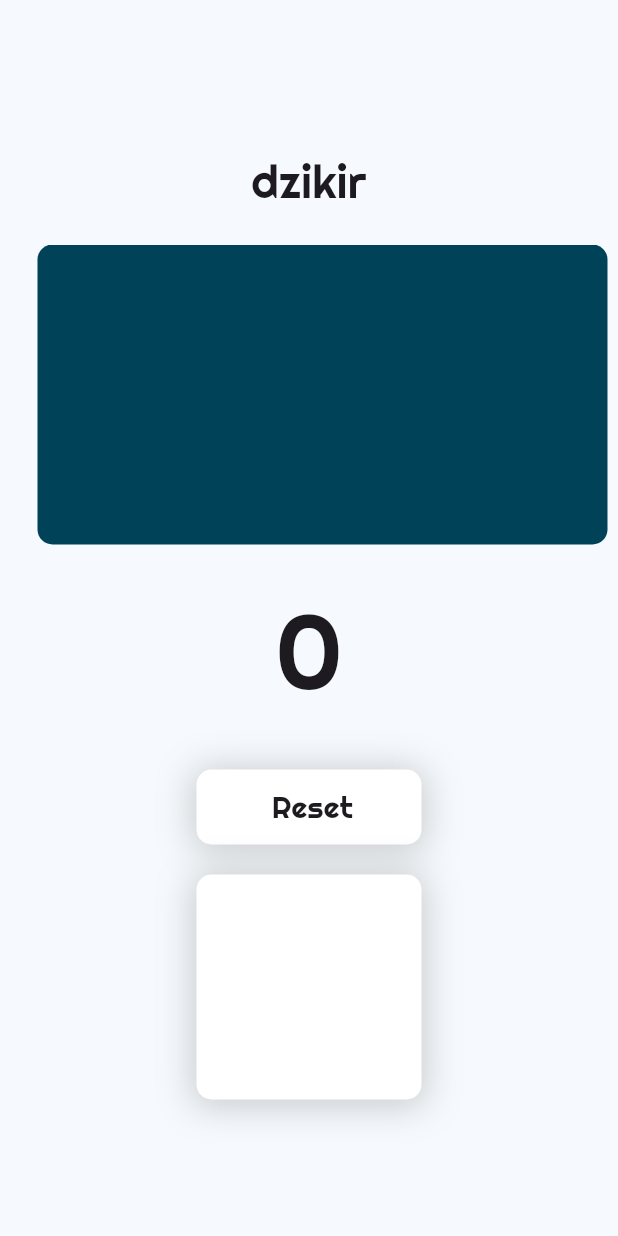
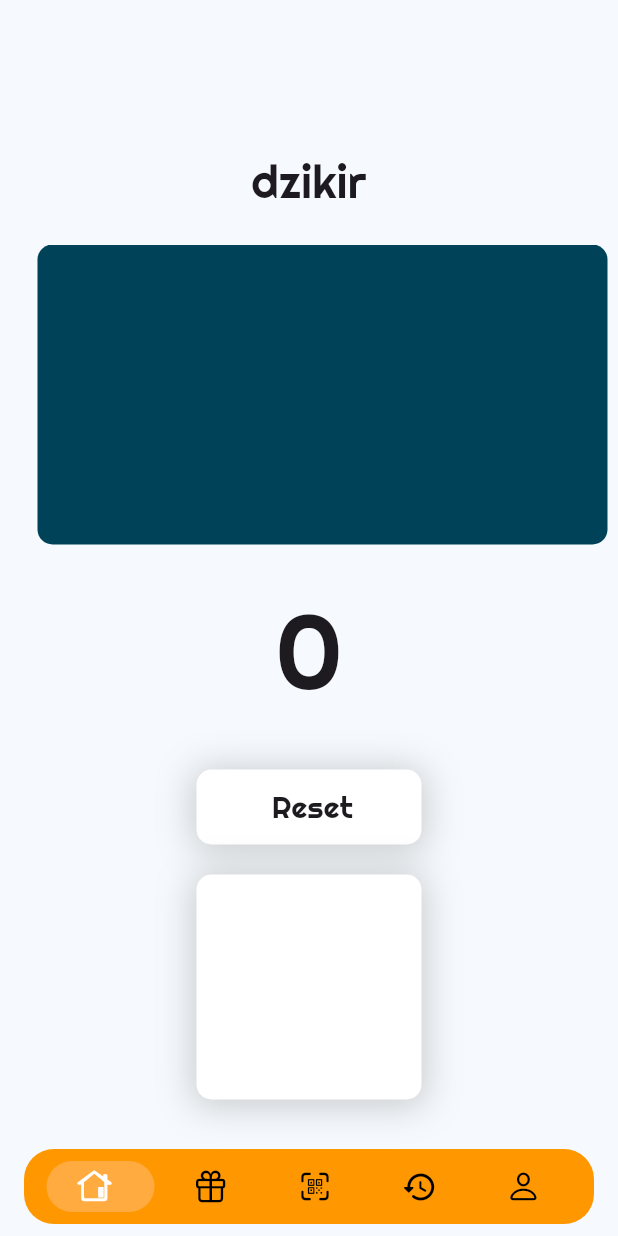
Before and after one commit to xramadhann/QURama, a Flutter app: the screen it shows after launch, on a phone screen of 412 x 824 dp. Run offline on Flutter 3.47's test engine with Material 3 defaults, Android fonts, the light colour scheme and no system bars; drawn by our look-alikes of google_nav_bar; our stand-ins replace google_fonts.

Commit message:
feat : add index bottom navbar

```diff
--- a/qurama/lib/BottomNavbar.dart
+++ b/qurama/lib/BottomNavbar.dart
@@ -1,4 +1,6 @@
 import 'package:flutter/material.dart';
+import 'package:flutter/cupertino.dart';
+import 'package:google_nav_bar/google_nav_bar.dart';
 
 class BottomNavbar extends StatefulWidget {
   final int currentIndex;
--- a/qurama/lib/DzikirView.dart
+++ b/qurama/lib/DzikirView.dart
@@ -3,7 +3,9 @@
 import 'package:flutter/material.dart';
 
 class dzikir extends StatefulWidget {
-  const dzikir({super.key});
+  final int currentIndex; // Tambahkan variabel currentIndex
+
+  const dzikir({super.key, required this.currentIndex});
 
   @override
   State<dzikir> createState() => _dzikirState();
--- a/qurama/lib/main.dart
+++ b/qurama/lib/main.dart
@@ -1,4 +1,7 @@
+// ignore_for_file: library_private_types_in_public_api
+
 import 'package:flutter/material.dart';
+import 'package:qurama/BottomNavbar.dart';
 import 'package:qurama/DzikirView.dart';
 import 'package:google_fonts/google_fonts.dart';
 
@@ -19,7 +22,39 @@
         textTheme: GoogleFonts.righteousTextTheme(Theme.of(context).textTheme),
       ),
       debugShowCheckedModeBanner: false,
-      home: const dzikir(),
+      home: const MyBottomNavbar(),
     );
   }
 }
+
+class MyBottomNavbar extends StatefulWidget {
+  const MyBottomNavbar({super.key});
+
+  @override
+  _MyBottomNavbarState createState() => _MyBottomNavbarState();
+}
+
+class _MyBottomNavbarState extends State<MyBottomNavbar> {
+  int currentIndex = 0;
+
+  final List<Widget> screens = [
+    dzikir(currentIndex: 0),
+  ];
+
+  void onTabTapped(int index) {
+    setState(() {
+      currentIndex = index;
+    });
+  }
+
+  @override
+  Widget build(BuildContext context) {
+    return Scaffold(
+      body: screens[currentIndex],
+      bottomNavigationBar: BottomNavbar(
+        currentIndex: currentIndex,
+        onTabTapped: onTabTapped,
+      ),
+    );
+  }
+}
```
Also changed, not shown: qurama/pubspec.lock.
